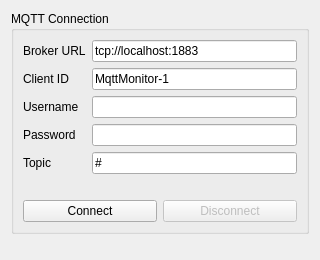
The window that src/ui/ConfigPanel.ui (johnjiamzhong-project/MqttMonitor) describes before a commit, drawn with Qt 5.
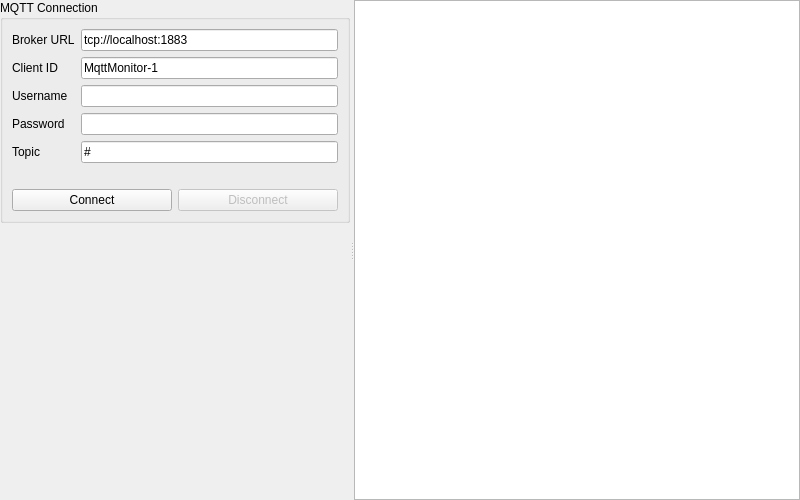
The same window after the commit.

Commit message:
refactor: ConfigPanel 内化消息列表，主框架改为 navBar + QStackedWidget
  - ConfigPanel 内部改为 QSplitter（左配置表单 300px + 右 QPlainTextEdit）
  - 新增 ConfigPanel::appendMessage slot，MqttBridge 信号直连，移除 MainWindow 中转
  - MainWindow 重构为 navBar（配置/设备按钮）+ QStackedWidget 双页结构
  - 新增 DeviceView 占位类（QStackedWidget index 1，待 Phase 3 实现）
  - CMakeLists.txt 添加 DeviceView 源文件

```diff
--- a/src/ui/ConfigPanel.ui
+++ b/src/ui/ConfigPanel.ui
@@ -6,14 +6,26 @@
    <rect>
     <x>0</x>
     <y>0</y>
-    <width>320</width>
-    <height>260</height>
+    <width>800</width>
+    <height>500</height>
    </rect>
   </property>
   <property name="windowTitle">
    <string>Config</string>
   </property>
   <layout class="QVBoxLayout" name="rootLayout">
+   <property name="spacing"><number>0</number></property>
+   <property name="leftMargin"><number>0</number></property>
+   <property name="topMargin"><number>0</number></property>
+   <property name="rightMargin"><number>0</number></property>
+   <property name="bottomMargin"><number>0</number></property>
+   <item>
+    <widget class="QSplitter" name="splitter">
+     <property name="orientation">
+      <enum>Qt::Horizontal</enum>
+     </property>
+     <widget class="QWidget" name="formContainer" native="true">
+      <layout class="QVBoxLayout" name="formVLayout">
    <item>
     <widget class="QGroupBox" name="groupBox">
      <property name="title">
@@ -108,6 +120,13 @@
       <size><width>20</width><height>40</height></size>
      </property>
     </spacer>
+       </item>
+      </layout>
+     </widget>
+     <widget class="QPlainTextEdit" name="messageEdit">
+      <property name="readOnly"><bool>true</bool></property>
+     </widget>
+    </widget>
    </item>
   </layout>
  </widget>
```
Lines whose indentation alone changed are shown as unchanged. The commit also changes 8 other files.
